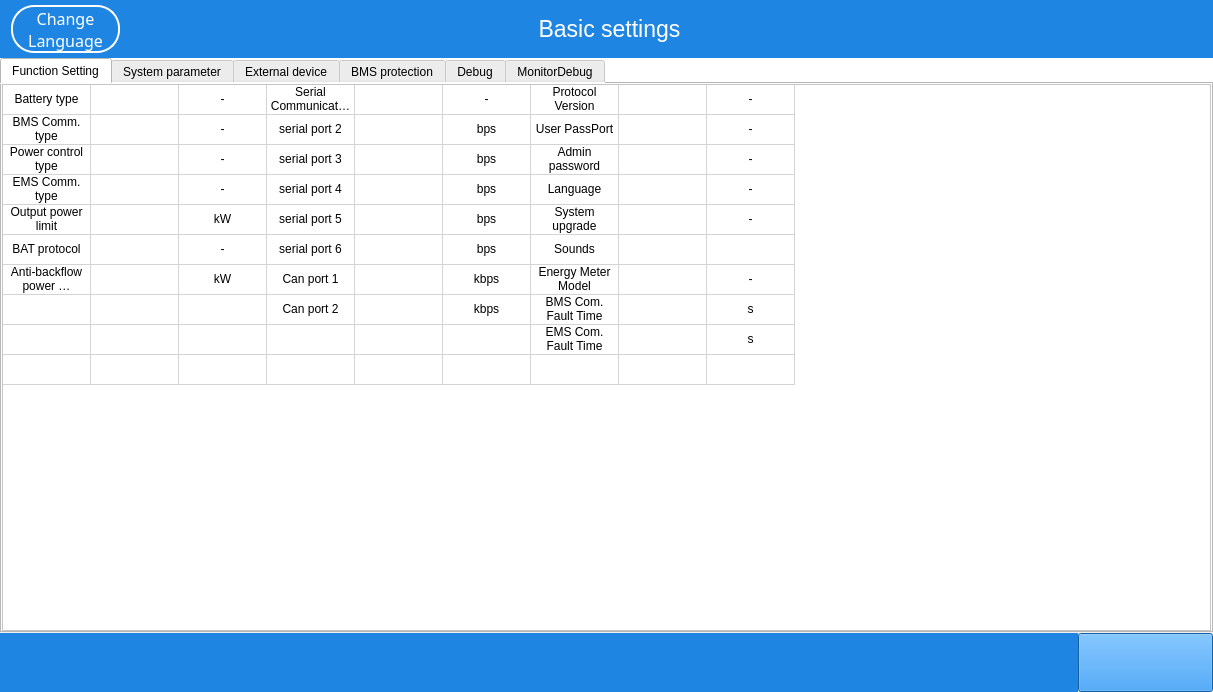
The window that win.ui (megarevolpr/Win) describes before a commit, drawn with Qt 5.
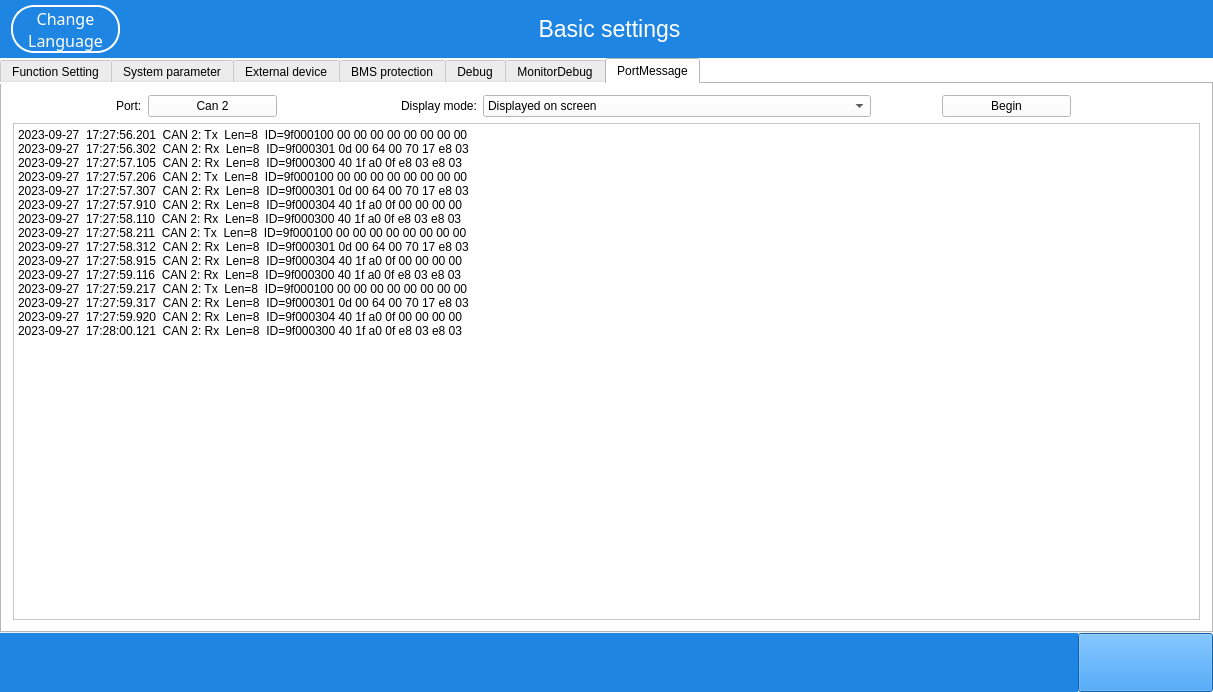
The same window after the commit. The open tabs and pages were chosen to show the change. Icons and pictures are not drawn.

Commit message: 1、更新支持的电池协议；2、外设页干接点功能自选更新；3、电池设置页添加强充开启/停止；4、实时状态页添加强充标志位；5、高级设置添加端口报文页；6、高级设置参数设置页调整输出无功方式顺序，修改变流器防逆流选项，添加电网扩容下拉框；7、高级设置调试页调整文字格式；8、高级设置功能设置页添加Modbus偏移地址，添加EMS-CAN协议下拉框，电池通信方式添加“EMS调度”选项。

The edit to the form file:
```diff
--- a/win.ui
+++ b/win.ui
@@ -216,7 +216,7 @@
             </size>
            </property>
            <property name="currentIndex">
-            <number>0</number>
+            <number>6</number>
            </property>
            <widget class="QWidget" name="UI_Parameter_page">
             <property name="sizePolicy">
@@ -437,7 +437,7 @@
                </item>
                <item row="1" column="3">
                 <property name="text">
-                 <string>serial port 2</string>
+                 <string>Modbus Offset Address</string>
                 </property>
                 <property name="textAlignment">
                  <set>AlignCenter</set>
@@ -445,7 +445,7 @@
                </item>
                <item row="1" column="5">
                 <property name="text">
-                 <string>bps</string>
+                 <string>-</string>
                 </property>
                 <property name="textAlignment">
                  <set>AlignCenter</set>
@@ -485,7 +485,7 @@
                </item>
                <item row="2" column="3">
                 <property name="text">
-                 <string>serial port 3</string>
+                 <string>serial port 2</string>
                 </property>
                 <property name="textAlignment">
                  <set>AlignCenter</set>
@@ -533,7 +533,7 @@
                </item>
                <item row="3" column="3">
                 <property name="text">
-                 <string>serial port 4</string>
+                 <string>serial port 3</string>
                 </property>
                 <property name="textAlignment">
                  <set>AlignCenter</set>
@@ -581,7 +581,7 @@
                </item>
                <item row="4" column="3">
                 <property name="text">
-                 <string>serial port 5</string>
+                 <string>serial port 4</string>
                 </property>
                 <property name="textAlignment">
                  <set>AlignCenter</set>
@@ -629,7 +629,7 @@
                </item>
                <item row="5" column="3">
                 <property name="text">
-                 <string>serial port 6</string>
+                 <string>serial port 5</string>
                 </property>
                 <property name="textAlignment">
                  <set>AlignCenter</set>
@@ -653,7 +653,7 @@
                </item>
                <item row="6" column="0">
                 <property name="text">
-                 <string>Anti-backflow power tolerance</string>
+                 <string>EMS CAN Protocol</string>
                 </property>
                 <property name="textAlignment">
                  <set>AlignCenter</set>
@@ -661,7 +661,7 @@
                </item>
                <item row="6" column="2">
                 <property name="text">
-                 <string>kW</string>
+                 <string>-</string>
                 </property>
                 <property name="textAlignment">
                  <set>AlignCenter</set>
@@ -669,7 +669,7 @@
                </item>
                <item row="6" column="3">
                 <property name="text">
-                 <string>Can port 1</string>
+                 <string>serial port 6</string>
                 </property>
                 <property name="textAlignment">
                  <set>AlignCenter</set>
@@ -706,7 +706,7 @@
                </item>
                <item row="7" column="0">
                 <property name="text">
-                 <string/>
+                 <string>Anti-backflow power tolerance</string>
                 </property>
                 <property name="textAlignment">
                  <set>AlignCenter</set>
@@ -714,7 +714,7 @@
                </item>
                <item row="7" column="2">
                 <property name="text">
-                 <string/>
+                 <string>kW</string>
                 </property>
                 <property name="textAlignment">
                  <set>AlignCenter</set>
@@ -722,7 +722,7 @@
                </item>
                <item row="7" column="3">
                 <property name="text">
-                 <string>Can port 2</string>
+                 <string>Can port 1</string>
                 </property>
                 <property name="textAlignment">
                  <set>AlignCenter</set>
@@ -770,7 +770,7 @@
                </item>
                <item row="8" column="3">
                 <property name="text">
-                 <string/>
+                 <string>Can port 2</string>
                 </property>
                 <property name="textAlignment">
                  <set>AlignCenter</set>
@@ -2508,6 +2508,123 @@
              </item>
             </layout>
            </widget>
+           <widget class="QWidget" name="PortMessage_Page">
+            <attribute name="title">
+             <string>PortMessage</string>
+            </attribute>
+            <layout class="QGridLayout" name="gridLayout_48">
+             <item row="0" column="0">
+              <layout class="QVBoxLayout" name="verticalLayout_43">
+               <item>
+                <layout class="QHBoxLayout" name="horizontalLayout_35" stretch="2,2,1,2,6,1,2,2">
+                 <item alignment="Qt::AlignRight">
+                  <widget class="QLabel" name="label_32">
+                   <property name="text">
+                    <string>Port:</string>
+                   </property>
+                  </widget>
+                 </item>
+                 <item>
+                  <widget class="QPushButton" name="Port_btn">
+                   <property name="text">
+                    <string>Can 2</string>
+                   </property>
+                  </widget>
+                 </item>
+                 <item>
+                  <spacer name="horizontalSpacer_30">
+                   <property name="orientation">
+                    <enum>Qt::Horizontal</enum>
+                   </property>
+                   <property name="sizeHint" stdset="0">
+                    <size>
+                     <width>40</width>
+                     <height>20</height>
+                    </size>
+                   </property>
+                  </spacer>
+                 </item>
+                 <item alignment="Qt::AlignRight">
+                  <widget class="QLabel" name="label_33">
+                   <property name="text">
+                    <string>Display mode:</string>
+                   </property>
+                  </widget>
+                 </item>
+                 <item>
+                  <widget class="QComboBox" name="comboBox">
+                   <item>
+                    <property name="text">
+                     <string>Displayed on screen</string>
+                    </property>
+                   </item>
+                   <item>
+                    <property name="text">
+                     <string>Write to USB drive</string>
+                    </property>
+                   </item>
+                  </widget>
+                 </item>
+                 <item>
+                  <spacer name="horizontalSpacer_31">
+                   <property name="orientation">
+                    <enum>Qt::Horizontal</enum>
+                   </property>
+                   <property name="sizeHint" stdset="0">
+                    <size>
+                     <width>40</width>
+                     <height>20</height>
+                    </size>
+                   </property>
+                  </spacer>
+                 </item>
+                 <item>
+                  <widget class="QPushButton" name="Begin_btn">
+                   <property name="text">
+                    <string>Begin</string>
+                   </property>
+                  </widget>
+                 </item>
+                 <item>
+                  <spacer name="horizontalSpacer_32">
+                   <property name="orientation">
+                    <enum>Qt::Horizontal</enum>
+                   </property>
+                   <property name="sizeHint" stdset="0">
+                    <size>
+                     <width>40</width>
+                     <height>20</height>
+                    </size>
+                   </property>
+                  </spacer>
+                 </item>
+                </layout>
+               </item>
+               <item>
+                <widget class="QPlainTextEdit" name="PortMessage_TextEdit">
+                 <property name="plainText">
+                  <string>2023-09-27  17:27:56.201  CAN 2: Tx  Len=8  ID=9f000100 00 00 00 00 00 00 00 00
+2023-09-27  17:27:56.302  CAN 2: Rx  Len=8  ID=9f000301 0d 00 64 00 70 17 e8 03
+2023-09-27  17:27:57.105  CAN 2: Rx  Len=8  ID=9f000300 40 1f a0 0f e8 03 e8 03
+2023-09-27  17:27:57.206  CAN 2: Tx  Len=8  ID=9f000100 00 00 00 00 00 00 00 00
+2023-09-27  17:27:57.307  CAN 2: Rx  Len=8  ID=9f000301 0d 00 64 00 70 17 e8 03
+2023-09-27  17:27:57.910  CAN 2: Rx  Len=8  ID=9f000304 40 1f a0 0f 00 00 00 00
+2023-09-27  17:27:58.110  CAN 2: Rx  Len=8  ID=9f000300 40 1f a0 0f e8 03 e8 03
+2023-09-27  17:27:58.211  CAN 2: Tx  Len=8  ID=9f000100 00 00 00 00 00 00 00 00
+2023-09-27  17:27:58.312  CAN 2: Rx  Len=8  ID=9f000301 0d 00 64 00 70 17 e8 03
+2023-09-27  17:27:58.915  CAN 2: Rx  Len=8  ID=9f000304 40 1f a0 0f 00 00 00 00
+2023-09-27  17:27:59.116  CAN 2: Rx  Len=8  ID=9f000300 40 1f a0 0f e8 03 e8 03
+2023-09-27  17:27:59.217  CAN 2: Tx  Len=8  ID=9f000100 00 00 00 00 00 00 00 00
+2023-09-27  17:27:59.317  CAN 2: Rx  Len=8  ID=9f000301 0d 00 64 00 70 17 e8 03
+2023-09-27  17:27:59.920  CAN 2: Rx  Len=8  ID=9f000304 40 1f a0 0f 00 00 00 00
+2023-09-27  17:28:00.121  CAN 2: Rx  Len=8  ID=9f000300 40 1f a0 0f e8 03 e8 03</string>
+                 </property>
+                </widget>
+               </item>
+              </layout>
+             </item>
+            </layout>
+           </widget>
           </widget>
          </item>
          <item>
```
Left out of the diff: 158 changed lines with no effect on the pictures. The commit also changes 115 other files.
